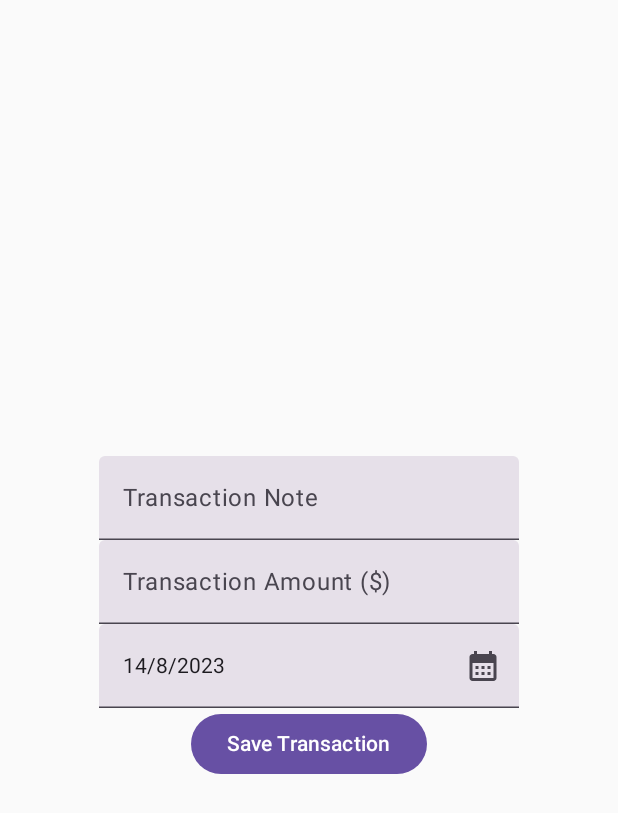
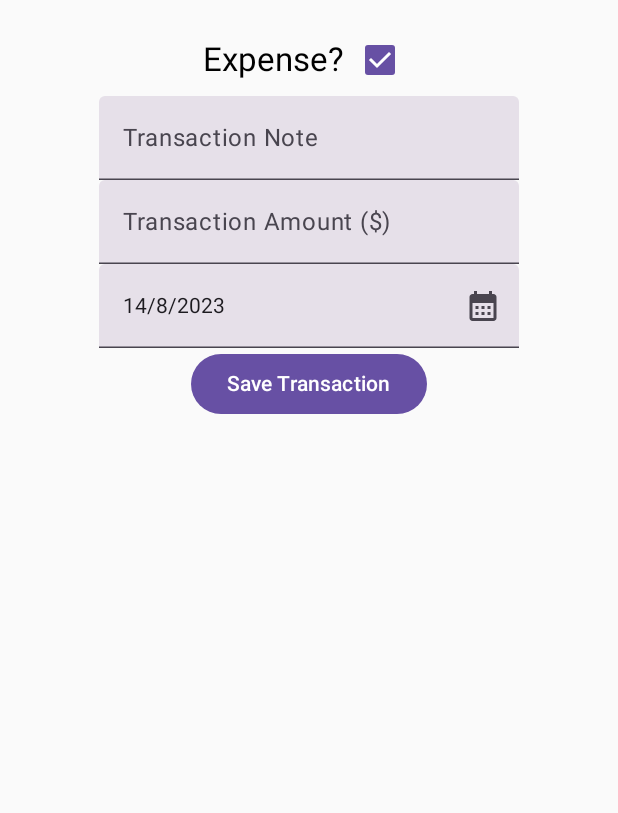
Before and after one commit to bedesv/seng440-android-app-development, an Android app built with Jetpack Compose: the screen it shows after launch (MainActivity), after a tap on "Add Transaction", on a phone screen of 412 x 824 dp. Shown: the top 813 px of the screen. Run offline under Robolectric (Android 15) with nearby library versions, the phone set to English and light mode, and no system bars; our stand-ins replace Room's generated code; libraries missing offline, so code that uses them is left out: io.github.oshai.kotlinlogging.

Commit message:
Made strings string resources, made separate view for main screen in portrait view, made keyboard not cover fields, added field to make transaction an expense or not

```diff
--- a/app/src/main/java/com/bedesv/budgettracker/AddEditTransactionScreen.kt
+++ b/app/src/main/java/com/bedesv/budgettracker/AddEditTransactionScreen.kt
@@ -7,13 +7,17 @@ import androidx.compose.foundation.gestures.awaitFirstDown
 import androidx.compose.foundation.gestures.waitForUpOrCancellation
 import androidx.compose.foundation.layout.Arrangement
 import androidx.compose.foundation.layout.Column
+import androidx.compose.foundation.layout.Row
 import androidx.compose.foundation.layout.fillMaxSize
+import androidx.compose.foundation.layout.padding
 import androidx.compose.foundation.text.KeyboardOptions
 import androidx.compose.material.icons.Icons
 import androidx.compose.material.icons.filled.CalendarMonth
 import androidx.compose.material3.Button
+import androidx.compose.material3.Checkbox
 import androidx.compose.material3.ExperimentalMaterial3Api
 import androidx.compose.material3.Icon
+import androidx.compose.material3.MaterialTheme
 import androidx.compose.material3.Text
 import androidx.compose.material3.TextField
 import androidx.compose.runtime.Composable
@@ -26,8 +30,10 @@ import androidx.compose.ui.Modifier
 import androidx.compose.ui.input.pointer.PointerEventPass
 import androidx.compose.ui.input.pointer.pointerInput
 import androidx.compose.ui.platform.LocalContext
+import androidx.compose.ui.res.stringResource
 import androidx.compose.ui.text.input.KeyboardType
 import androidx.compose.ui.text.input.TextFieldValue
+import androidx.compose.ui.unit.dp
 import java.math.BigDecimal
 import androidx.navigation.NavController
 import java.time.LocalDate
@@ -79,6 +85,7 @@ fun AddEditTransactionScreen(navigationController: NavController,
     var transactionAmountError by remember { mutableStateOf(false) }
     var transactionNote by remember { mutableStateOf(TextFieldValue(transactionNotesInitial)) }
     var transactionNoteError by remember { mutableStateOf(false) }
+    var transactionIsExpense by remember {mutableStateOf(true)}
 
 
     val context = LocalContext.current
@@ -99,19 +106,33 @@ fun AddEditTransactionScreen(navigationController: NavController,
     datePicker.setCanceledOnTouchOutside(false)
 
     Column(
-        modifier = Modifier.fillMaxSize(),
-        verticalArrangement = Arrangement.Center,
+        modifier = Modifier.fillMaxSize().padding(16.dp),
+        verticalArrangement = Arrangement.Top,
         horizontalAlignment = Alignment.CenterHorizontally
     ) {
+        Row(
+            verticalAlignment = Alignment.CenterVertically,
+            horizontalArrangement = Arrangement.Start
+        ) {
+            Text(
+                text=stringResource(id = R.string.expense),
+                style = MaterialTheme.typography.titleLarge
+            )
+            Checkbox(
+                checked = transactionIsExpense,
+                onCheckedChange = {isChecked: Boolean ->
+                    transactionIsExpense = isChecked
+                }
+            )
+        }
         TextField(
             value = transactionNote,
             onValueChange = {
                 transactionNote = it
                 transactionNoteError = transactionNote.text.isEmpty()
             },
-            label = { Text(text = "Transaction Note") },
+            label = { Text(text = stringResource(id = R.string.transaction_note)) },
             isError = transactionNoteError)
-
 
         TextField(value = transactionAmount,
             keyboardOptions = KeyboardOptions(keyboardType = KeyboardType.Number),
@@ -122,10 +143,10 @@ fun AddEditTransactionScreen(navigationController: NavController,
                 transactionAmountError = !isValidTransactionAmount(transactionAmount.text)
             },
             isError = transactionAmountError,
-            label = { Text(text = "Transaction Amount ($)") },
+            label = { Text(text = stringResource(id = R.string.transaction_amount)) },
         )
 
-        val calendarIcon = @Composable {Icon(imageVector = Icons.Filled.CalendarMonth, contentDescription = "Select transaction date")}
+        val calendarIcon = @Composable {Icon(imageVector = Icons.Filled.CalendarMonth, contentDescription = stringResource(id = R.string.datepicker_context))}
 
         TextField(value = transactionDateText,
             onValueChange = {transactionDateText = it},
@@ -141,24 +162,26 @@ fun AddEditTransactionScreen(navigationController: NavController,
                 }
             }
         )
+        val transactionAmountErrorMessage = stringResource(id = R.string.transaction_amount_error_message)
+        val transactionNoteErrorMessage = stringResource(id = R.string.transaction_note_error_message)
 
         Button(onClick = {
             transactionAmountError = !isValidTransactionAmount(transactionAmount.text)
             transactionNoteError = transactionNote.text.isEmpty()
-            if (transactionAmountError) {
-                Toast.makeText(context, "Error: Your transaction amount is invalid", Toast.LENGTH_SHORT).show()
-            } else if (transactionNoteError) {
-                Toast.makeText(context, "Error: You must have a transaction note", Toast.LENGTH_SHORT).show()
+            if (transactionNoteError) {
+                Toast.makeText(context, transactionNoteErrorMessage, Toast.LENGTH_SHORT).show()
+            } else if (transactionAmountError) {
+                Toast.makeText(context, transactionAmountErrorMessage, Toast.LENGTH_SHORT).show()
             } else {
                 if (editing) {
-                    transactionService.updateTransaction(transactionUid, transactionNote.text, transactionDateText, transactionAmount.text)
+                    transactionService.updateTransaction(transactionUid, transactionNote.text, transactionDateText, transactionAmount.text, transactionIsExpense)
                 } else {
-                    transactionService.saveTransaction(transactionNote.text, transactionDateText, transactionAmount.text)
+                    transactionService.saveTransaction(transactionNote.text, transactionDateText, transactionAmount.text, transactionIsExpense)
                 }
                 navigationController.navigate(Screen.HomeScreen.route)
             }
         }) {
-            Text(text = "Save Transaction")
+            Text(text = stringResource(id = R.string.save_transaction_button))
         }
     }
 }
--- a/app/src/main/java/com/bedesv/budgettracker/AppDatabase.kt
+++ b/app/src/main/java/com/bedesv/budgettracker/AppDatabase.kt
@@ -4,7 +4,7 @@ import androidx.room.Database
 import androidx.room.Room
 import androidx.room.RoomDatabase
 
-@Database(entities = [TransactionDatabaseObject::class], version = 2)
+@Database(entities = [TransactionDatabaseObject::class], version = 3)
 abstract class AppDatabase : RoomDatabase() {
     abstract fun transactionDao(): TransactionDao
     companion object {
--- a/app/src/main/java/com/bedesv/budgettracker/HomeScreen.kt
+++ b/app/src/main/java/com/bedesv/budgettracker/HomeScreen.kt
@@ -1,17 +1,25 @@
 package com.bedesv.budgettracker
 
+import android.content.res.Configuration
 import androidx.compose.foundation.layout.Arrangement
 import androidx.compose.foundation.layout.Column
+import androidx.compose.foundation.layout.Row
+import androidx.compose.foundation.layout.fillMaxHeight
 import androidx.compose.foundation.layout.fillMaxSize
+import androidx.compose.foundation.layout.fillMaxWidth
 import androidx.compose.material3.Button
 import androidx.compose.material3.Text
 import androidx.compose.runtime.Composable
 import androidx.compose.ui.Alignment
 import androidx.compose.ui.Modifier
+import androidx.compose.ui.platform.LocalConfiguration
+import androidx.compose.ui.res.stringResource
 import androidx.navigation.NavController
 
 @Composable
 fun HomeScreen(navigationController: NavController) {
+    when (LocalConfiguration.current.orientation) {
+        Configuration.ORIENTATION_PORTRAIT -> {
             Column(
                 modifier = Modifier.fillMaxSize(),
                 verticalArrangement = Arrangement.Center,
@@ -19,9 +27,30 @@ fun HomeScreen(navigationController: NavController) {
             ) {
                 TransactionList(navigationController)
                 Button(onClick = { navigationController.navigate(Screen.AddTransactionScreen.route + "/-1") }) {
-            Text(text = "Add Transaction")
+                    Text(text = stringResource(id = R.string.add_transaction_button))
+                }
+            }
+        } else -> {
+        Row(
+            modifier = Modifier.fillMaxSize(),
+        ) {
+            Column(modifier = Modifier.fillMaxWidth(0.8f)
+                                      .fillMaxHeight()) {
+                TransactionList(navigationController)
+            }
+            Column(
+                modifier = Modifier.fillMaxWidth(1f)
+                                      .fillMaxHeight(),
+                verticalArrangement = Arrangement.Center,
+                horizontalAlignment = Alignment.CenterHorizontally) {
+                Button(onClick = { navigationController.navigate(Screen.AddTransactionScreen.route + "/-1") }) {
+                    Text(text = stringResource(id = R.string.add_transaction_button))
                 }
             }
 
 
         }
+
+        }
+    }
+}
--- a/app/src/main/java/com/bedesv/budgettracker/Transaction.kt
+++ b/app/src/main/java/com/bedesv/budgettracker/Transaction.kt
@@ -3,15 +3,14 @@ package com.bedesv.budgettracker
 import java.time.LocalDate
 import java.time.format.DateTimeFormatter
 
-class Transaction(val amount: Float, val date: Long, val notes: String, val uid: Int = 0) {
+class Transaction(val amount: Float, val date: Long, val notes: String, val expense: Boolean, val uid: Int = 0) {
 
 
     constructor(transactionDatabaseObject: TransactionDatabaseObject): this(transactionDatabaseObject.amount,
                                                                             transactionDatabaseObject.date,
                                                                             transactionDatabaseObject.notes,
+                                                                            transactionDatabaseObject.expense,
                                                                             transactionDatabaseObject.uid)
-    constructor(): this(0f, LocalDate.now().toEpochDay(), "")
-
     fun getDate(): String {
         val dateObject = LocalDate.ofEpochDay(date)
         val dayNumberSuffix: String = getDayNumberSuffix(dateObject.dayOfMonth)
--- a/app/src/main/java/com/bedesv/budgettracker/TransactionDao.kt
+++ b/app/src/main/java/com/bedesv/budgettracker/TransactionDao.kt
@@ -26,6 +26,6 @@ interface TransactionDao {
     @Query("SELECT * from TransactionDatabaseObject where uid = :uid")
     fun getByUid(uid: Int): TransactionDatabaseObject
 
-    @Query("UPDATE TransactionDatabaseObject SET notes=:notes, date=:date, amount=:amount WHERE uid = :uid")
-    fun updateTransaction(uid: Int, notes: String, date: Long, amount: Float)
+    @Query("UPDATE TransactionDatabaseObject SET notes=:notes, date=:date, amount=:amount, expense=:expense WHERE uid = :uid")
+    fun updateTransaction(uid: Int, notes: String, date: Long, amount: Float, expense: Boolean)
 }
--- a/app/src/main/java/com/bedesv/budgettracker/TransactionDatabaseObject.kt
+++ b/app/src/main/java/com/bedesv/budgettracker/TransactionDatabaseObject.kt
@@ -9,4 +9,6 @@ data class TransactionDatabaseObject(
     @PrimaryKey(autoGenerate = true) val uid: Int = 0,
     @ColumnInfo(name = "amount") val amount: Float,
     @ColumnInfo(name = "date") val date: Long,
-    @ColumnInfo(name = "notes") val notes: String)
+    @ColumnInfo(name = "notes") val notes: String,
+    @ColumnInfo(name = "expense") val expense: Boolean
+)
--- a/app/src/main/java/com/bedesv/budgettracker/TransactionListItem.kt
+++ b/app/src/main/java/com/bedesv/budgettracker/TransactionList.kt
@@ -29,6 +29,7 @@ import androidx.compose.runtime.setValue
 import androidx.compose.ui.Modifier
 import androidx.compose.ui.graphics.Color
 import androidx.compose.ui.input.pointer.pointerInput
+import androidx.compose.ui.res.stringResource
 import androidx.compose.ui.text.font.FontWeight
 import androidx.compose.ui.unit.dp
 import androidx.navigation.NavController
@@ -43,7 +44,7 @@ fun TransactionHeader() {
         horizontalArrangement = Arrangement.SpaceBetween
     ) {
         Text(
-            text = "Transactions",
+            text = stringResource(id = R.string.transactions_list_title),
             style = MaterialTheme.typography.titleLarge,
             fontWeight = FontWeight.Bold
         )
@@ -97,8 +98,13 @@ fun TransactionItem(navigationController: NavController,
                 text = transaction.getDate(),
                 style = MaterialTheme.typography.bodyMedium
             )
+            val transactionStringFormat: String = if (transaction.expense) {
+                "-\$%.2f"
+            } else {
+                "\$%.2f"
+            }
             Text(
-                text = String.format("$%.2f",transaction.amount),
+                text = String.format(transactionStringFormat,transaction.amount),
                 style = MaterialTheme.typography.bodyMedium
             )
         }
@@ -119,13 +125,13 @@ fun TransactionItem(navigationController: NavController,
                 onDismissRequest = { expanded = false }
             ) {
                 DropdownMenuItem(
-                    text = {  Text("Edit") },
+                    text = {  Text(stringResource(id = R.string.edit)) },
                     onClick = {
                         navigationController.navigate(Screen.AddTransactionScreen.route + "/${transaction.uid}")
                     }
                 )
                 DropdownMenuItem(
-                    text = { Text("Delete") },
+                    text = { Text(stringResource(id = R.string.delete)) },
                     onClick = {
                         transactionService.deleteByUid(transaction.uid)
                         onDelete(transactions.indexOf(transaction))
--- a/app/src/main/res/values/strings.xml
+++ b/app/src/main/res/values/strings.xml
@@ -1,4 +1,21 @@
 <resources>
     <string name="app_name">Budget Tracker</string>
-    <string name="title_activity_add_transaction">addTransaction</string>
+    <string name="title_activity_add_transaction">Budget Tracker</string>
+
+    # Home Page
+    <string name="add_transaction_button">Add Transaction</string>
+
+    # Transaction List
+    <string name="transactions_list_title">Transactions</string>
+    <string name="delete">Delete</string>
+    <string name="edit">Edit</string>
+
+    # Add/Edit Transaction Page
+    <string name="save_transaction_button">Save Transaction</string>
+    <string name="transaction_note">Transaction Note</string>
+    <string name="transaction_amount">Transaction Amount ($)</string>
+    <string name="transaction_note_error_message">Error: You must have a transaction note</string>
+    <string name="transaction_amount_error_message">Error: Your transaction amount is invalid</string>
+    <string name="datepicker_context">Select transaction date</string>
+    <string name="expense">Expense?</string>
 </resources>
```
Also changed, not shown: app/build.gradle (+4 -4 lines), app/src/main/AndroidManifest.xml (+3 -4 lines), app/src/main/java/com/bedesv/budgettracker/TransactionService.kt (+14 -14 lines). Lines whose indentation alone changed are shown as unchanged.
